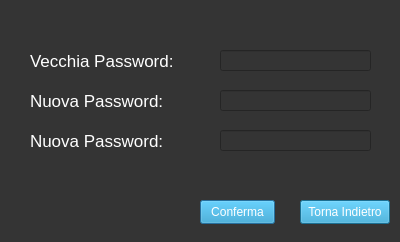
Before: the Qt Designer form Viste/Cliente/GUI/modifica_profilo.ui in GiulianiM/Noleggio, drawn with Qt 5.
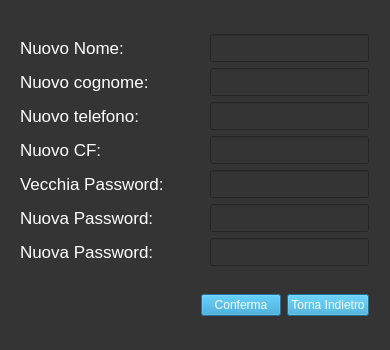
After: the same form once the commit is applied. Icons and pictures are not drawn.

Commit message: modifica del cliente

Diff of the .ui file:
```diff
--- a/Viste/Cliente/GUI/modifica_profilo.ui
+++ b/Viste/Cliente/GUI/modifica_profilo.ui
@@ -6,10 +6,16 @@
    <rect>
     <x>0</x>
     <y>0</y>
-    <width>400</width>
-    <height>242</height>
+    <width>390</width>
+    <height>350</height>
    </rect>
   </property>
+  <property name="minimumSize">
+   <size>
+    <width>390</width>
+    <height>350</height>
+   </size>
+  </property>
   <property name="windowTitle">
    <string>Modifica Profilo</string>
   </property>
@@ -21,15 +27,75 @@
   <property name="styleSheet">
    <string notr="true">background-color: rgb(52, 52, 52);</string>
   </property>
+  <layout class="QGridLayout" name="gridLayout">
+   <item row="1" column="1">
+    <layout class="QVBoxLayout" name="verticalLayout">
+     <item>
+      <layout class="QHBoxLayout" name="horizontalLayout">
+       <item>
+        <layout class="QVBoxLayout" name="label_layout">
+         <item>
+          <widget class="QLabel" name="new_name">
+           <property name="font">
+            <font>
+             <pointsize>13</pointsize>
+            </font>
+           </property>
+           <property name="styleSheet">
+            <string notr="true">color:rgb(255, 255, 255)</string>
+           </property>
+           <property name="text">
+            <string>Nuovo Nome:</string>
+           </property>
+          </widget>
+         </item>
+         <item>
+          <widget class="QLabel" name="new_surname">
+           <property name="font">
+            <font>
+             <pointsize>13</pointsize>
+            </font>
+           </property>
+           <property name="styleSheet">
+            <string notr="true">color:rgb(255, 255, 255)</string>
+           </property>
+           <property name="text">
+            <string>Nuovo cognome:</string>
+           </property>
+          </widget>
+         </item>
+         <item>
+          <widget class="QLabel" name="new_phone">
+           <property name="font">
+            <font>
+             <pointsize>13</pointsize>
+            </font>
+           </property>
+           <property name="styleSheet">
+            <string notr="true">color:rgb(255, 255, 255)</string>
+           </property>
+           <property name="text">
+            <string>Nuovo telefono:</string>
+           </property>
+          </widget>
+         </item>
+         <item>
+          <widget class="QLabel" name="new_cf">
+           <property name="font">
+            <font>
+             <pointsize>13</pointsize>
+            </font>
+           </property>
+           <property name="styleSheet">
+            <string notr="true">color:rgb(255, 255, 255)</string>
+           </property>
+           <property name="text">
+            <string>Nuovo CF:</string>
+           </property>
+          </widget>
+         </item>
+         <item>
   <widget class="QLabel" name="old_password">
-   <property name="geometry">
-    <rect>
-     <x>30</x>
-     <y>50</y>
-     <width>181</width>
-     <height>21</height>
-    </rect>
-   </property>
    <property name="font">
     <font>
      <pointsize>13</pointsize>
@@ -42,15 +108,9 @@
     <string>Vecchia Password:</string>
    </property>
   </widget>
+         </item>
+         <item>
   <widget class="QLabel" name="new_password">
-   <property name="geometry">
-    <rect>
-     <x>30</x>
-     <y>90</y>
-     <width>171</width>
-     <height>21</height>
-    </rect>
-   </property>
    <property name="font">
     <font>
      <pointsize>13</pointsize>
@@ -63,15 +123,9 @@
     <string>Nuova Password:</string>
    </property>
   </widget>
+         </item>
+         <item>
   <widget class="QLabel" name="new_password_check">
-   <property name="geometry">
-    <rect>
-     <x>30</x>
-     <y>130</y>
-     <width>171</width>
-     <height>21</height>
-    </rect>
-   </property>
    <property name="font">
     <font>
      <pointsize>13</pointsize>
@@ -84,14 +138,94 @@
     <string>Nuova Password:</string>
    </property>
   </widget>
+         </item>
+        </layout>
+       </item>
+       <item>
+        <spacer name="horizontalSpacer_2">
+         <property name="orientation">
+          <enum>Qt::Horizontal</enum>
+         </property>
+         <property name="sizeType">
+          <enum>QSizePolicy::Fixed</enum>
+         </property>
+         <property name="sizeHint" stdset="0">
+          <size>
+           <width>40</width>
+           <height>20</height>
+          </size>
+         </property>
+        </spacer>
+       </item>
+       <item>
+        <layout class="QVBoxLayout" name="input_layout">
+         <item>
+          <widget class="QLineEdit" name="new_name_input">
+           <property name="sizePolicy">
+            <sizepolicy hsizetype="Fixed" vsizetype="Fixed">
+             <horstretch>0</horstretch>
+             <verstretch>0</verstretch>
+            </sizepolicy>
+           </property>
+           <property name="font">
+            <font>
+             <pointsize>13</pointsize>
+            </font>
+           </property>
+          </widget>
+         </item>
+         <item>
+          <widget class="QLineEdit" name="new_surname_input">
+           <property name="sizePolicy">
+            <sizepolicy hsizetype="Fixed" vsizetype="Fixed">
+             <horstretch>0</horstretch>
+             <verstretch>0</verstretch>
+            </sizepolicy>
+           </property>
+           <property name="font">
+            <font>
+             <pointsize>13</pointsize>
+            </font>
+           </property>
+          </widget>
+         </item>
+         <item>
+          <widget class="QLineEdit" name="new_phone_input">
+           <property name="sizePolicy">
+            <sizepolicy hsizetype="Fixed" vsizetype="Fixed">
+             <horstretch>0</horstretch>
+             <verstretch>0</verstretch>
+            </sizepolicy>
+           </property>
+           <property name="font">
+            <font>
+             <pointsize>13</pointsize>
+            </font>
+           </property>
+          </widget>
+         </item>
+         <item>
+          <widget class="QLineEdit" name="new_cf_input">
+           <property name="sizePolicy">
+            <sizepolicy hsizetype="Fixed" vsizetype="Fixed">
+             <horstretch>0</horstretch>
+             <verstretch>0</verstretch>
+            </sizepolicy>
+           </property>
+           <property name="font">
+            <font>
+             <pointsize>13</pointsize>
+            </font>
+           </property>
+          </widget>
+         </item>
+         <item>
   <widget class="QLineEdit" name="old_pw_input">
-   <property name="geometry">
-    <rect>
-     <x>220</x>
-     <y>50</y>
-     <width>151</width>
-     <height>21</height>
-    </rect>
+           <property name="sizePolicy">
+            <sizepolicy hsizetype="Fixed" vsizetype="Fixed">
+             <horstretch>0</horstretch>
+             <verstretch>0</verstretch>
+            </sizepolicy>
    </property>
    <property name="font">
     <font>
@@ -102,14 +236,14 @@
     <string notr="true">color: rgb(255, 255, 255);</string>
    </property>
   </widget>
+         </item>
+         <item>
   <widget class="QLineEdit" name="new_pw_input">
-   <property name="geometry">
-    <rect>
-     <x>220</x>
-     <y>90</y>
-     <width>151</width>
-     <height>21</height>
-    </rect>
+           <property name="sizePolicy">
+            <sizepolicy hsizetype="Fixed" vsizetype="Fixed">
+             <horstretch>0</horstretch>
+             <verstretch>0</verstretch>
+            </sizepolicy>
    </property>
    <property name="font">
     <font>
@@ -120,14 +254,14 @@
     <string notr="true">color: rgb(255, 255, 255);</string>
    </property>
   </widget>
+         </item>
+         <item>
   <widget class="QLineEdit" name="new_pw_input_check">
-   <property name="geometry">
-    <rect>
-     <x>220</x>
-     <y>130</y>
-     <width>151</width>
-     <height>21</height>
-    </rect>
+           <property name="sizePolicy">
+            <sizepolicy hsizetype="Fixed" vsizetype="Fixed">
+             <horstretch>0</horstretch>
+             <verstretch>0</verstretch>
+            </sizepolicy>
    </property>
    <property name="font">
     <font>
@@ -138,15 +272,41 @@
     <string notr="true">color: rgb(255, 255, 255);</string>
    </property>
   </widget>
+         </item>
+        </layout>
+       </item>
+      </layout>
+     </item>
+     <item>
+      <spacer name="verticalSpacer">
+       <property name="orientation">
+        <enum>Qt::Vertical</enum>
+       </property>
+       <property name="sizeHint" stdset="0">
+        <size>
+         <width>20</width>
+         <height>40</height>
+        </size>
+       </property>
+      </spacer>
+     </item>
+     <item>
+      <layout class="QHBoxLayout" name="horizontalLayout_2">
+       <item>
+        <spacer name="horizontalSpacer">
+         <property name="orientation">
+          <enum>Qt::Horizontal</enum>
+         </property>
+         <property name="sizeHint" stdset="0">
+          <size>
+           <width>40</width>
+           <height>20</height>
+          </size>
+         </property>
+        </spacer>
+       </item>
+       <item>
   <widget class="QPushButton" name="confirm_button">
-   <property name="geometry">
-    <rect>
-     <x>200</x>
-     <y>200</y>
-     <width>75</width>
-     <height>24</height>
-    </rect>
-   </property>
    <property name="styleSheet">
     <string notr="true">font-size:20; color:white;background-color:rgb(38, 157, 206)
 </string>
@@ -155,15 +315,9 @@
     <string>Conferma</string>
    </property>
   </widget>
+       </item>
+       <item>
   <widget class="QPushButton" name="back_button">
-   <property name="geometry">
-    <rect>
-     <x>300</x>
-     <y>200</y>
-     <width>90</width>
-     <height>24</height>
-    </rect>
-   </property>
    <property name="styleSheet">
     <string notr="true">font-size:20; color:white;background-color:rgb(38, 157, 206)
 </string>
@@ -172,6 +326,64 @@
     <string>Torna Indietro</string>
    </property>
   </widget>
+       </item>
+      </layout>
+     </item>
+    </layout>
+   </item>
+   <item row="0" column="1">
+    <spacer name="verticalSpacer_2">
+     <property name="orientation">
+      <enum>Qt::Vertical</enum>
+     </property>
+     <property name="sizeHint" stdset="0">
+      <size>
+       <width>20</width>
+       <height>40</height>
+      </size>
+     </property>
+    </spacer>
+   </item>
+   <item row="1" column="0">
+    <spacer name="horizontalSpacer_4">
+     <property name="orientation">
+      <enum>Qt::Horizontal</enum>
+     </property>
+     <property name="sizeHint" stdset="0">
+      <size>
+       <width>40</width>
+       <height>20</height>
+      </size>
+     </property>
+    </spacer>
+   </item>
+   <item row="1" column="2">
+    <spacer name="horizontalSpacer_3">
+     <property name="orientation">
+      <enum>Qt::Horizontal</enum>
+     </property>
+     <property name="sizeHint" stdset="0">
+      <size>
+       <width>40</width>
+       <height>20</height>
+      </size>
+     </property>
+    </spacer>
+   </item>
+   <item row="2" column="1">
+    <spacer name="verticalSpacer_3">
+     <property name="orientation">
+      <enum>Qt::Vertical</enum>
+     </property>
+     <property name="sizeHint" stdset="0">
+      <size>
+       <width>20</width>
+       <height>40</height>
+      </size>
+     </property>
+    </spacer>
+   </item>
+  </layout>
  </widget>
  <resources/>
  <connections/>
```
Lines whose indentation alone changed are shown as unchanged. The commit also changes 24 other files.
